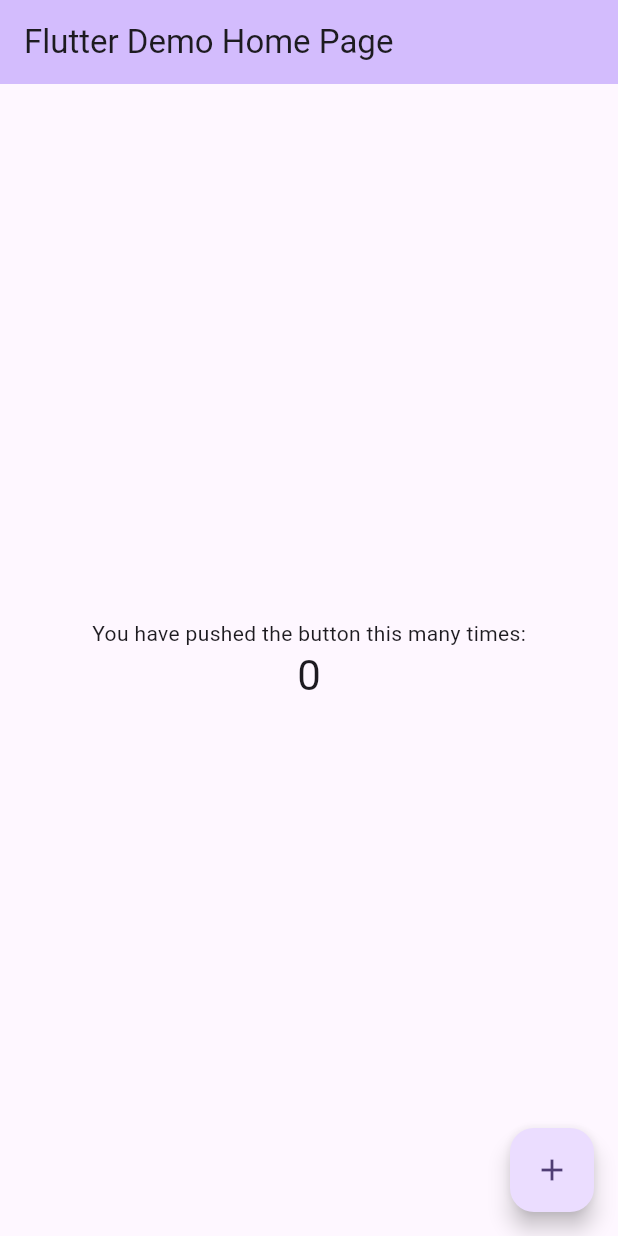
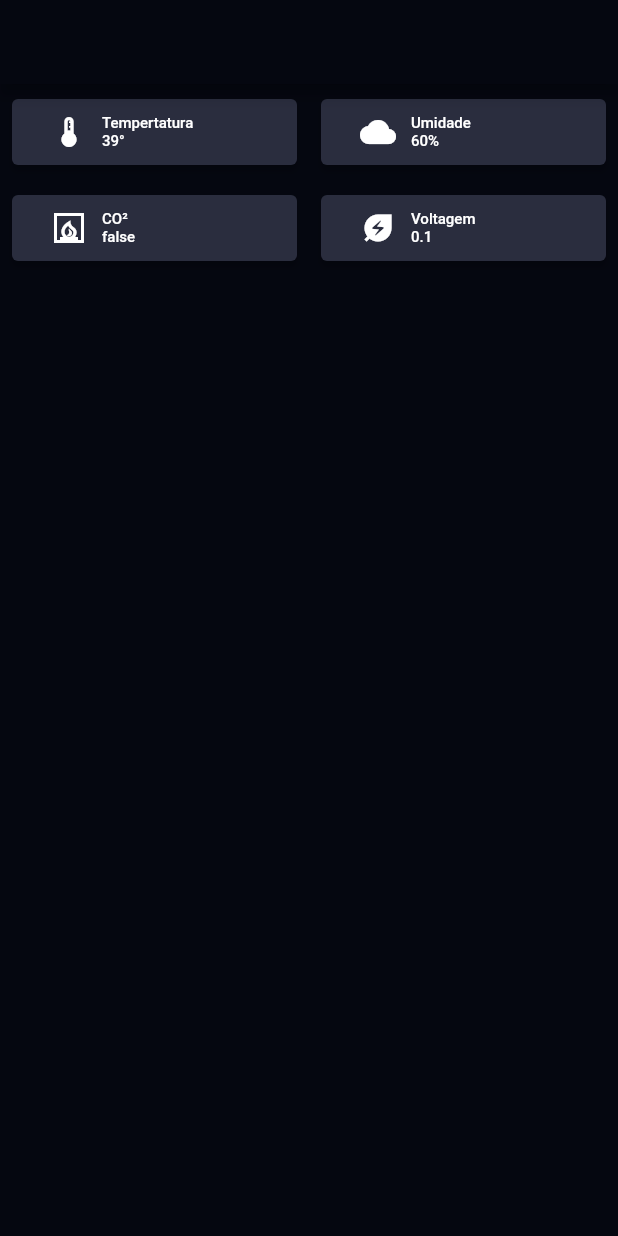
Before and after one commit to FranciscoRibeiroSilva/app-api, a Flutter app: the screen it shows after launch, on a phone screen of 412 x 824 dp. Run offline on Flutter 3.47's test engine with Material 2 defaults, Android fonts, the light colour scheme and no system bars; our stand-ins replace bottom_navy_bar, flutter_riverpod.

Commit message:
os 4 cards botões da home page

```diff
--- /dev/null
+++ b/lib/constants.dart
@@ -0,0 +1,14 @@
+import 'package:flutter/material.dart';
+
+const primaryColor = Color(0xFF2697FF);
+const secondaryColor = Color(0xFF2A2D3E);
+const prussiam = Color.fromARGB(255, 24, 28, 47);
+const backred = Color.fromARGB(255, 30, 12, 20);
+const redd = Color.fromARGB(255, 240, 3, 3);
+const bgColor = Color.fromARGB(255, 5, 7, 16);
+const royal = Color.fromARGB(255, 81, 105, 221);
+const yello = Color.fromARGB(255, 255, 238, 2);
+const gray = Color.fromARGB(255, 66, 65, 65);
+const greeGray = Color.fromARGB(255, 2, 46, 2);
+const gree = Color.fromARGB(255, 50, 179, 50);
+const cWhite = Color.fromARGB(255, 255, 255, 255);
--- a/lib/main.dart
+++ b/lib/main.dart
@@ -1,7 +1,20 @@
+import 'package:app_com_api/screens/umidade.dart';
 import 'package:flutter/material.dart';
+import 'package:flutter_riverpod/flutter_riverpod.dart';
+import 'package:app_com_api/screens/home.dart';
+import 'package:app_com_api/screens/widget/navbar.dart';
+
+List<Widget> titles = <Widget>[
+  const Home(),
+  const Umid(),
+];
 
 void main() {
-  runApp(const MyApp());
+  runApp(
+    const ProviderScope(
+      child: MyApp(),
+    ),
+  );
 }
 
 class MyApp extends StatelessWidget {
@@ -10,61 +23,71 @@ class MyApp extends StatelessWidget {
   // This widget is the root of your application.
   @override
   Widget build(BuildContext context) {
-    return MaterialApp(
-      title: 'Flutter Demo',
-      theme: ThemeData(
-        colorScheme: ColorScheme.fromSeed(seedColor: Colors.deepPurple),
-        useMaterial3: true,
-      ),
-      home: const MyHomePage(title: 'Flutter Demo Home Page'),
+    return const MaterialApp(
+      title: 'Quizz',
+      home: Home(),
     );
   }
 }
 
-class MyHomePage extends StatefulWidget {
-  const MyHomePage({super.key, required this.title});
+//class AppBarApp extends StatelessWidget {
+//  const AppBarApp({super.key});
+//
+//  @override
+//  Widget build(BuildContext context) {
+//    return MaterialApp(
+//      theme: ThemeData(
+//          colorSchemeSeed: const Color(0xff6750a4), useMaterial3: true),
+//      home: const AppBarExample(),
+//    );
+//  }
+//}
 
-  final String title;
 
-  @override
-  State<MyHomePage> createState() => _MyHomePageState();
-}
-
-class _MyHomePageState extends State<MyHomePage> {
-  int _counter = 0;
-
-  void _incrementCounter() {
-    setState(() {
-      _counter++;
-    });
-  }
-
-  @override
-  Widget build(BuildContext context) {
-    return Scaffold(
-      appBar: AppBar(
-        backgroundColor: Theme.of(context).colorScheme.inversePrimary,
-        title: Text(widget.title),
-      ),
-      body: Center(
-        child: Column(
-          mainAxisAlignment: MainAxisAlignment.center,
-          children: <Widget>[
-            const Text(
-              'You have pushed the button this many times:',
-            ),
-            Text(
-              '$_counter',
-              style: Theme.of(context).textTheme.headlineMedium,
-            ),
-          ],
-        ),
-      ),
-      floatingActionButton: FloatingActionButton(
-        onPressed: _incrementCounter,
-        tooltip: 'Increment',
-        child: const Icon(Icons.add),
-      ), // This trailing comma makes auto-formatting nicer for build methods.
-    );
-  }
-}
+//class MyHomePage extends StatefulWidget {
+//  const MyHomePage({super.key, required this.title});
+//
+//  final String title;
+//
+//  @override
+//  State<MyHomePage> createState() => _MyHomePageState();
+//}
+//
+//class _MyHomePageState extends State<MyHomePage> {
+//  int _counter = 0;
+//
+//  void _incrementCounter() {
+//    setState(() {
+//      _counter++;
+//    });
+//  }
+//
+//  @override
+//  Widget build(BuildContext context) {
+//    return Scaffold(
+//      appBar: AppBar(
+//        backgroundColor: Theme.of(context).colorScheme.inversePrimary,
+//        title: Text(widget.title),
+//      ),
+//      body: Center(
+//        child: Column(
+//          mainAxisAlignment: MainAxisAlignment.center,
+//          children: <Widget>[
+//            const Text(
+//              'You have pushed the button this many times:',
+//            ),
+//            Text(
+//              '$_counter',
+//              style: Theme.of(context).textTheme.headlineMedium,
+//            ),
+//          ],
+//        ),
+//      ),
+//      floatingActionButton: FloatingActionButton(
+//        onPressed: _incrementCounter,
+//        tooltip: 'Increment',
+//        child: const Icon(Icons.add),
+//      ), // This trailing comma makes auto-formatting nicer for build methods.
+//    );
+//  }
+//}
--- /dev/null
+++ b/lib/screens/home.dart
@@ -0,0 +1,75 @@
+import 'package:flutter/material.dart';
+import 'package:flutter_riverpod/flutter_riverpod.dart';
+//import 'package:app_com_api/screens/widget/navbar.dart';
+//import 'package:app_com_api/screens/widget/cards.dart';
+import 'package:app_com_api/constants.dart';
+import 'package:app_com_api/screens/widget/cardbotton.dart';
+
+class Home extends ConsumerWidget {
+  const Home({super.key});
+
+  @override
+  Widget build(BuildContext context, WidgetRef ref) {
+    return Scaffold(
+      appBar: AppBar(
+        backgroundColor: bgColor,
+        foregroundColor: Colors.white,
+      ),
+      backgroundColor: bgColor,
+      body: const Column(
+        children: [
+          Row(
+            children: [
+              Expanded(
+                flex: 1,
+                child: CardBotton(
+                    icone: Icon(
+                      Icons.thermostat_outlined,
+                      color: cWhite,
+                    ),
+                    texto: 'Tempertatura',
+                    valor: '39°'),
+              ),
+              Expanded(
+                flex: 1,
+                child: CardBotton(
+                    icone: Icon(
+                      Icons.cloud,
+                      color: cWhite,
+                    ),
+                    texto: 'Umidade',
+                    valor: '60%'),
+              ),
+            ],
+          ),
+          Row(
+            children: [
+              Expanded(
+                flex: 1,
+                child: CardBotton(
+                  icone: Icon(
+                    Icons.fireplace_outlined,
+                    color: cWhite,
+                  ),
+                  texto: 'CO²',
+                  valor: 'false',
+                ),
+              ),
+              Expanded(
+                flex: 1,
+                child: CardBotton(
+                  icone: Icon(
+                    Icons.energy_savings_leaf,
+                    color: cWhite,
+                  ),
+                  texto: 'Voltagem',
+                  valor: '0.1',
+                ),
+              ),
+            ],
+          )
+        ],
+      ),
+    );
+  }
+}
--- /dev/null
+++ b/lib/screens/widget/cardbotton.dart
@@ -0,0 +1,51 @@
+import 'package:flutter/material.dart';
+import 'package:app_com_api/constants.dart';
+
+class CardBotton extends StatelessWidget {
+  const CardBotton(
+      {super.key,
+      required this.icone,
+      required this.texto,
+      required this.valor});
+  final Icon icone;
+  final String texto;
+  final String valor;
+
+  @override
+  Widget build(BuildContext context) {
+    return Padding(
+      padding: const EdgeInsets.all(8.0),
+      child: ElevatedButton(
+        style: ElevatedButton.styleFrom(backgroundColor: secondaryColor),
+        onPressed: () {},
+        child: Row(
+          children: [
+            Padding(
+              padding: const EdgeInsets.all(10.0),
+              child: icone,
+            ),
+            Column(
+              crossAxisAlignment: CrossAxisAlignment.start,
+              children: [
+                Text(
+                  texto,
+                  style: const TextStyle(
+                    color: cWhite,
+                    fontSize: 10,
+                  ),
+                ),
+                Text(
+                  valor,
+                  style: const TextStyle(
+                    color: cWhite,
+                    fontSize: 10,
+                  ),
+                ),
+              ],
+            ),
+          ],
+        ),
+      ),
+    );
+  }
+}
--- a/pubspec.yaml
+++ b/pubspec.yaml
@@ -30,6 +30,9 @@ environment:
 dependencies:
   flutter:
     sdk: flutter
+  http: ^0.13.6
+  flutter_riverpod: ^2.3.6
+  bottom_navy_bar: ^6.0.0
 
 
   # The following adds the Cupertino Icons font to your application.
```
Also changed, not shown: lib/screens/fumaca.dart (added, +10 -0 lines), lib/screens/temperatura.dart (added, +10 -0 lines), lib/screens/umidade.dart (added, +10 -0 lines), lib/screens/voltagem.dart (added, +10 -0 lines), lib/screens/widget/cards.dart (added, +49 -0 lines), lib/screens/widget/navbar.dart (added, +74 -0 lines), pubspec.lock.
